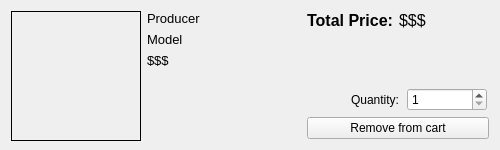
Above: cartdevicewidget.ui from szymon27/xkomx before the change. Below: the same form after it.
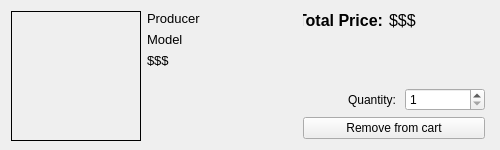
That is the form after the change.

```diff
--- a/cartdevicewidget.ui
+++ b/cartdevicewidget.ui
@@ -140,7 +140,7 @@
         <widget class="QLabel" name="lbTotalPrice">
          <property name="minimumSize">
           <size>
-           <width>90</width>
+           <width>100</width>
            <height>0</height>
           </size>
          </property>
```
